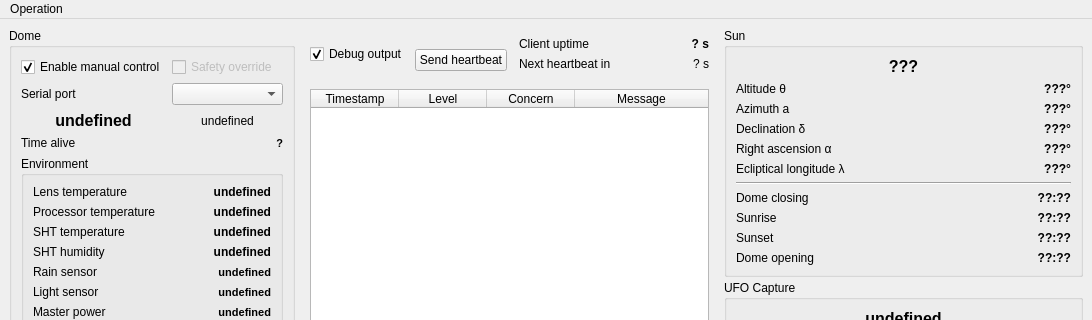
Old version of the form mainwindow.ui in the repository AMOS-uniba/amos-client; both pictures show x 0 to 1092 and y 0 to 320 of the 1092 by 1047 pixel window.
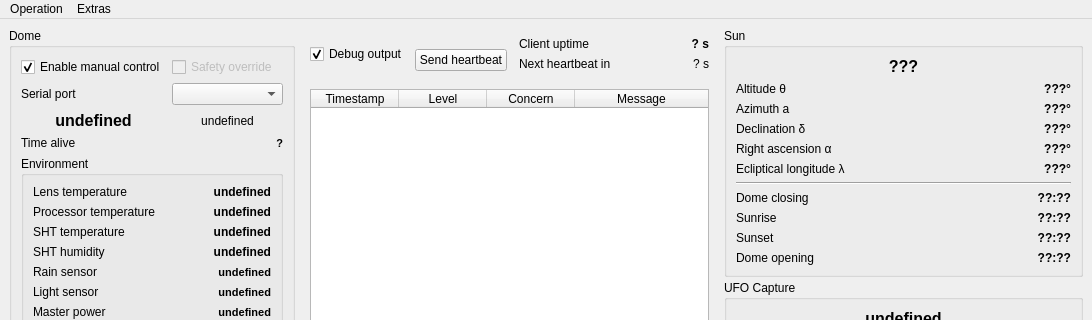
New version of the form. Icons and pictures are not drawn.

Patch:
```diff
--- a/mainwindow.ui
+++ b/mainwindow.ui
@@ -2035,7 +2035,16 @@
     <addaction name="separator"/>
     <addaction name="action_exit"/>
    </widget>
+   <widget class="QMenu" name="menu_extras">
+    <property name="title">
+     <string>Extras</string>
+    </property>
+    <addaction name="action_open_log"/>
+    <addaction name="action_open_stat"/>
+    <addaction name="action_open_config"/>
+   </widget>
    <addaction name="menuOperation"/>
+   <addaction name="menu_extras"/>
   </widget>
   <widget class="QStatusBar" name="statusBar">
    <property name="enabled">
```
Left out of the diff: 28 changed lines with no effect on the pictures.
